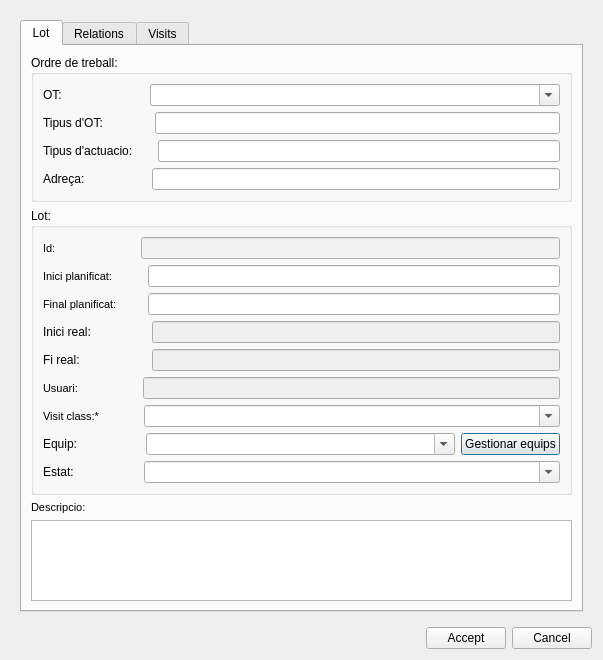
Giswater/giswater_qgis_plugin, file ui/add_lot.ui: the form before one commit.
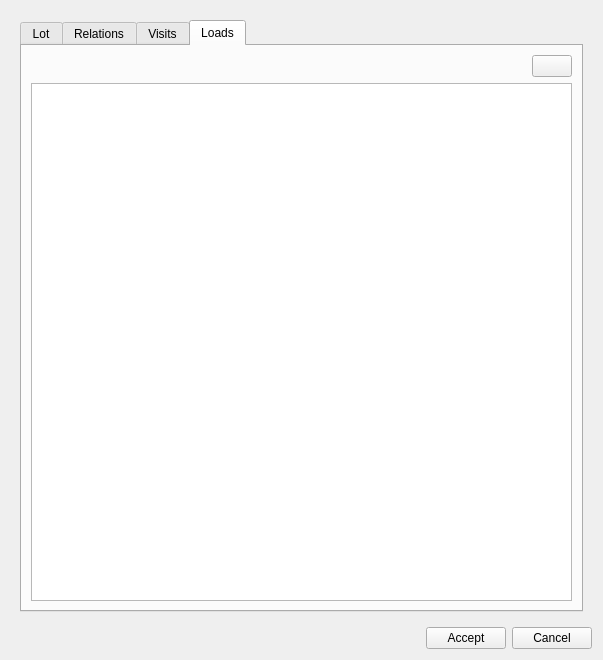
The form after the commit. The open tabs and pages were chosen to show the change. Icons and pictures are not drawn.

Commit message: Enhancement: wip on tab load (add_lod) and button manage vehicle

The edit to the form file:
```diff
--- a/ui/add_lot.ui
+++ b/ui/add_lot.ui
@@ -1008,6 +1008,44 @@
           </item>
          </layout>
         </widget>
+        <widget class="QWidget" name="LoadsTab">
+         <attribute name="title">
+          <string>Loads</string>
+         </attribute>
+         <layout class="QGridLayout" name="gridLayout_4">
+          <item row="0" column="0">
+           <layout class="QGridLayout" name="gridLayout_6">
+            <item row="0" column="1">
+             <widget class="QPushButton" name="btn_open_image">
+              <property name="text">
+               <string/>
+              </property>
+              <property name="icon">
+               <iconset>
+                <normaloff>../icons/136b.png</normaloff>../icons/136b.png</iconset>
+              </property>
+             </widget>
+            </item>
+            <item row="0" column="0">
+             <spacer name="horizontalSpacer_16">
+              <property name="orientation">
+               <enum>Qt::Horizontal</enum>
+              </property>
+              <property name="sizeHint" stdset="0">
+               <size>
+                <width>40</width>
+                <height>20</height>
+               </size>
+              </property>
+             </spacer>
+            </item>
+            <item row="1" column="0" colspan="2">
+             <widget class="QTableView" name="tbl_load"/>
+            </item>
+           </layout>
+          </item>
+         </layout>
+        </widget>
        </widget>
       </item>
      </layout>
```
The commit also changes 2 other files.
